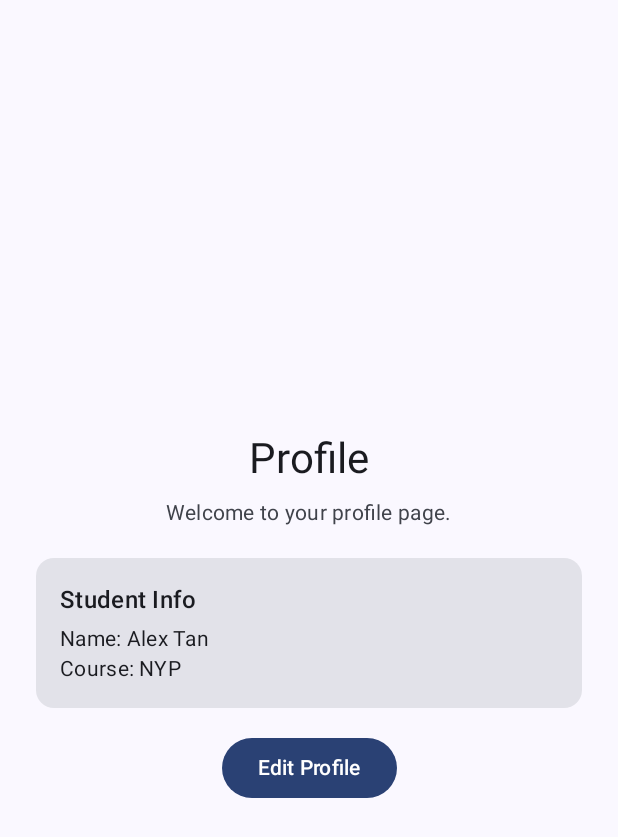
After one commit to Nayuuuuuu/mobileDevelopment, an Android app built with Jetpack Compose: the composable Page5 shown on its own in the app's theme, on a phone screen of 412 x 824 dp. The commit adds this screen. Shown: the top 837 px of the screen. Run offline under Robolectric (Android 15) with nearby library versions, the phone set to English and light mode, and no system bars.

Commit message:
Made new page

```diff
--- a/app/src/main/java/com/nyp/scaffoldingapp/MainActivity.kt
+++ b/app/src/main/java/com/nyp/scaffoldingapp/MainActivity.kt
@@ -21,7 +21,9 @@ enum class Tab(val label: String, @DrawableRes val icon: Int) {
     PAGE1("Exercises", R.drawable.ic_home),
     PAGE2("Log", R.drawable.ic_email),
     PAGE3("Nearby", R.drawable.ic_list),
-    PAGE4("Progress", R.drawable.ic_star)
+    PAGE4("Progress", R.drawable.ic_star),
+
+    PAGE5("Profile", R.drawable.ic_list)
 }
 
 class MainActivity : ComponentActivity() {
@@ -71,6 +73,7 @@ fun AppScaffold() {
                 Tab.PAGE2 -> Page2()
                 Tab.PAGE3 -> Page3()
                 Tab.PAGE4 -> Page4()
+                Tab.PAGE5 -> Page5()
             }
         }
     }
--- /dev/null
+++ b/app/src/main/java/com/nyp/scaffoldingapp/ui/pages/Page5.kt
@@ -0,0 +1,53 @@
+package com.nyp.scaffoldingapp.ui.pages
+
+import androidx.compose.foundation.layout.*
+import androidx.compose.material3.*
+import androidx.compose.material3.Text
+import androidx.compose.runtime.Composable
+import androidx.compose.ui.Alignment
+import androidx.compose.ui.Modifier
+import androidx.compose.ui.unit.dp
+
+@Composable
+fun Page5(modifier: Modifier = Modifier) {
+    Column(
+        modifier = modifier
+            .fillMaxSize()
+            .padding(24.dp),
+        verticalArrangement = Arrangement.Center,
+        horizontalAlignment = Alignment.CenterHorizontally
+    ) {
+        Text(
+            text = "Profile",
+            style = MaterialTheme.typography.headlineMedium
+        )
+        Spacer(modifier = Modifier.height(8.dp))
+        Text(
+            text = "Welcome to your profile page.",
+            style = MaterialTheme.typography.bodyMedium,
+            color = MaterialTheme.colorScheme.onSurfaceVariant
+        )
+        Spacer(modifier = Modifier.height(20.dp))
+        Card(modifier = Modifier.fillMaxWidth()) {
+            Column(modifier = Modifier.padding(16.dp)) {
+                Text(
+                    text = "Student Info",
+                    style = MaterialTheme.typography.titleMedium
+                )
+                Spacer(modifier = Modifier.height(4.dp))
+                Text(
+                    text = "Name: Alex Tan",
+                    style = MaterialTheme.typography.bodyMedium
+                )
+                Text(
+                    text = "Course: NYP",
+                    style = MaterialTheme.typography.bodyMedium
+                )
+            }
+        }
+        Spacer(modifier = Modifier.height(16.dp))
+        Button(onClick = {}) {
+            Text("Edit Profile")
+        }
+    }
+}
```
Also changed, not shown: 83 other files.
